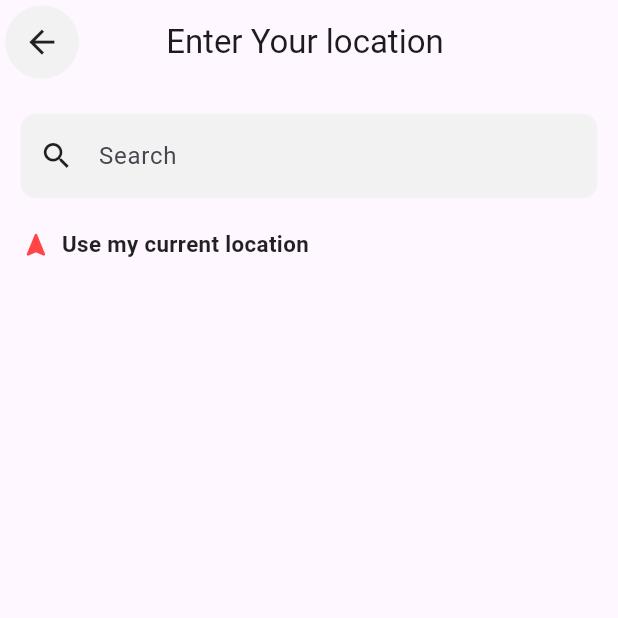
After one commit to Hsk4/Laptop_Harbour_App, a Flutter app: the screen it shows after launch, after a tap on "Enter Your Location", on a phone screen of 412 x 824 dp, the top half of it. The commit adds this screen. Run offline on Flutter 3.47's test engine with Material 3 defaults, Android fonts, the phone set to English and light mode, and no system bars; our stand-ins replace carousel_slider, flutter_screenutil, font_awesome_flutter, google_nav_bar.

Commit message:
location permission added

```diff
--- a/lib/components/G_Navigation.dart
+++ b/lib/components/G_Navigation.dart
@@ -49,12 +49,16 @@ class _GNavigationState extends State<GNavigation> {
               ),
               GButton(
                 icon: Icons.favorite,
-                text: 'wishlist' ,
+                text: 'Wishlist' ,
               ),
 
               GButton(
                 icon: Icons.shopping_cart,
                 text: 'Cart',
+              ),
+              GButton(
+                icon: Icons.support_agent_rounded,
+                text: 'Support',
               ),
               GButton(
                 icon: Icons.person,
--- a/lib/components/buttons_component.dart
+++ b/lib/components/buttons_component.dart
@@ -21,7 +21,7 @@ class MyButton extends StatelessWidget {
           textAlign: TextAlign.center,
           style: TextStyle(
             color: Colors.white,
-            fontSize: 18.0.w, // slightly bigger font for prominence
+            fontSize: 12.0.w, // slightly bigger font for prominence
             fontWeight: FontWeight.bold,
           ),
         ),
--- a/lib/components/categories_List_component.dart
+++ b/lib/components/categories_List_component.dart
@@ -10,7 +10,7 @@ class CategoriesListComponent extends StatelessWidget {
   static const List<CategoryItem> categories = [
     CategoryItem(iconData: FontAwesomeIcons.gamepad, text: 'Gaming'),
     CategoryItem(iconData: FontAwesomeIcons.laptopCode, text: 'Office'),
-    CategoryItem(iconData: FontAwesomeIcons.desktop, text: 'Workstation'),
+    CategoryItem(iconData: FontAwesomeIcons.desktop, text: 'Workstations'),
     CategoryItem(iconData: FontAwesomeIcons.chrome, text: 'Chromebooks'),
     CategoryItem(iconData: FontAwesomeIcons.apple, text: 'MacBooks'),
   ];
--- a/lib/main.dart
+++ b/lib/main.dart
@@ -1,8 +1,11 @@
 import 'package:eproject_sem4/components/G_Navigation.dart';
 import 'package:eproject_sem4/pages/Dashboard_pages/main_page.dart';
+import 'package:eproject_sem4/pages/location_page/permissions.dart';
 import 'package:eproject_sem4/pages/splash_screen_pages/landing_page.dart';
 import 'package:flutter/material.dart';
-import 'package:flutter_screenutil/flutter_screenutil.dart'; // Added
+import 'package:flutter_screenutil/flutter_screenutil.dart';
+import 'package:eproject_sem4/pages/location_page/location.dart';
+import 'package:eproject_sem4/pages/location_page/permissions.dart';
 
 void main() {
   runApp(const MyApp());
@@ -24,7 +27,7 @@ class MyApp extends StatelessWidget {
           home: child,
         );
       },
-      child: GNavigation(), // landing page
+      child: location(), // landing page
     );
   }
 }
--- /dev/null
+++ b/lib/pages/location_page/location.dart
@@ -0,0 +1,77 @@
+import 'package:eproject_sem4/components/G_Navigation.dart';
+import 'package:eproject_sem4/components/buttons_component.dart';
+import 'package:eproject_sem4/pages/Dashboard_pages/main_page.dart';
+import 'package:eproject_sem4/pages/location_page/permissions.dart';
+import 'package:eproject_sem4/pages/splash_screen_pages/landing_page.dart';
+import 'package:flutter/material.dart';
+import 'package:flutter_screenutil/flutter_screenutil.dart';
+
+class location extends StatefulWidget {
+  const location({super.key});
+
+  @override
+  State<location> createState() => _locationState();
+}
+
+class _locationState extends State<location> {
+  @override
+  Widget build(BuildContext context) {
+    return Scaffold(
+      body: Center(
+        child: Column(
+          mainAxisAlignment: MainAxisAlignment.center,
+          children: [
+            const Text(
+              'What is your location?',
+              style: TextStyle(
+                fontSize: 16,
+                fontWeight: FontWeight.bold,
+                color: Colors.black,
+              ),
+            ),
+            const SizedBox(height: 8),
+            const Text(
+              'we need to know your location to provide better services',
+              style: TextStyle(
+                fontSize: 11,
+                fontWeight: FontWeight.bold,
+                color: Colors.grey,
+              ),
+            ),
+             SizedBox(height: 30),
+            MyButton(text: 'Allow Location Access '),
+            SizedBox(height: 15),
+
+            GestureDetector(
+              onTap: (){
+                Navigator.push(
+                  context,
+                  MaterialPageRoute(builder: (context) => Permissions()),
+                );
+              },
+              child:
+              Row(
+                mainAxisAlignment: MainAxisAlignment.center,
+                children: [
+                  Icon(Icons.location_on, size: 16, color: Color(0xFFFF4548),),
+                  SizedBox(width:5 ,),
+
+                  Text('Enter Your Location' ,style: TextStyle(
+                    fontSize: 12.sp,
+                    color:  Color(0xFFFF4548),
+                    fontWeight: FontWeight.bold,
+                  ),),
+                ],
+              ),
+
+
+
+            )
+
+
+          ],
+        ),
+      ),
+    );
+  }
+}
--- /dev/null
+++ b/lib/pages/location_page/permissions.dart
@@ -0,0 +1,97 @@
+import 'package:flutter/material.dart';
+import 'package:flutter_screenutil/flutter_screenutil.dart';
+
+class Permissions extends StatefulWidget {
+  const Permissions({super.key});
+
+  @override
+  State<Permissions> createState() => _PermissionsState();
+}
+
+class _PermissionsState extends State<Permissions> {
+  @override
+  Widget build(BuildContext context) {
+    return Scaffold(
+      appBar: AppBar(
+        centerTitle: true,
+        title: Text('Enter Your location '),
+        leading: Padding(
+          padding: EdgeInsets.all(3.w),
+          child: CircleAvatar(
+            backgroundColor: Color(0xFFF2F2F2),
+            radius: 18.r,
+              child:IconButton(
+                onPressed: (){
+                  Navigator.pop(context);
+                },
+                icon:  Icon(
+                Icons.arrow_back,
+                color:  Colors.black87,
+                size: 22.sp,
+              ),)
+            ),
+          ),
+        ),
+
+      body: Center(
+    child: Column(
+      children: [
+        SizedBox(height: 20,),
+        Row(
+          children: [
+            Expanded(
+              child: Padding(
+                padding: EdgeInsets.symmetric(horizontal: 12.w),
+                child: TextField(
+                  decoration: InputDecoration(
+                    filled: true,
+                    fillColor: Color(0xFFF2F2F2),
+                    hintText: 'Search',
+                    border: OutlineInputBorder(
+                      borderRadius: BorderRadius.circular(10.0),
+                      borderSide: BorderSide.none,
+                    ),
+                    prefixIcon: Icon(
+                      Icons.search,
+                      color: Colors.black87,
+                      size: 20.sp,
+                    ),
+                  ),
+                ),
+              ),
+            ),
+          ],
+        ),
+        SizedBox(height: 20,),
+        GestureDetector(
+          onTap: (){},
+          child: Padding(
+            padding: EdgeInsets.only(left: 12.w),
+            child: Row(
+              mainAxisAlignment: MainAxisAlignment.start,
+              children: [
+                Icon(
+                  Icons.navigation_rounded,
+                  size: 18.sp,
+                  color: Color(0xFFFF4548),
+                ),
+                SizedBox(width: 6.w),
+                Text(
+                  'Use my current location',
+                  style: TextStyle(
+                    fontSize: 13.sp,
+                    color: Colors.black87,
+                    fontWeight: FontWeight.w600,
+                  ),
+                ),
+              ],
+            ),
+          ),
+        )
+      ],
+    ),
+    ),
+
+    );
+  }
+}
```
Also changed, not shown: 1 other file.
